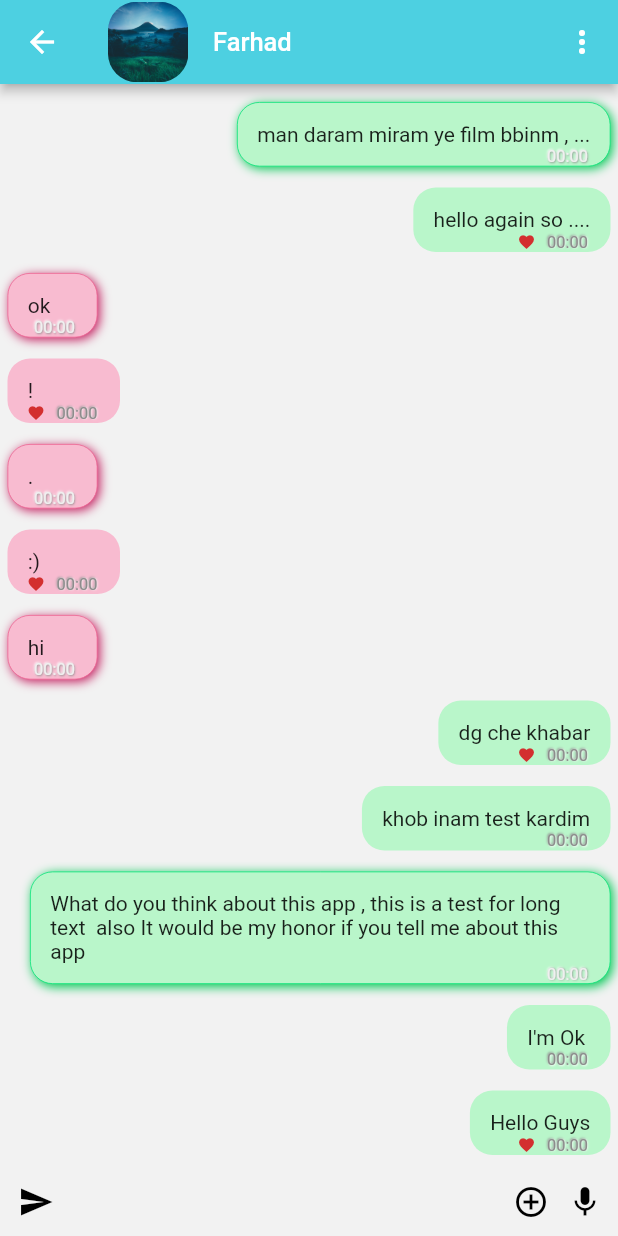
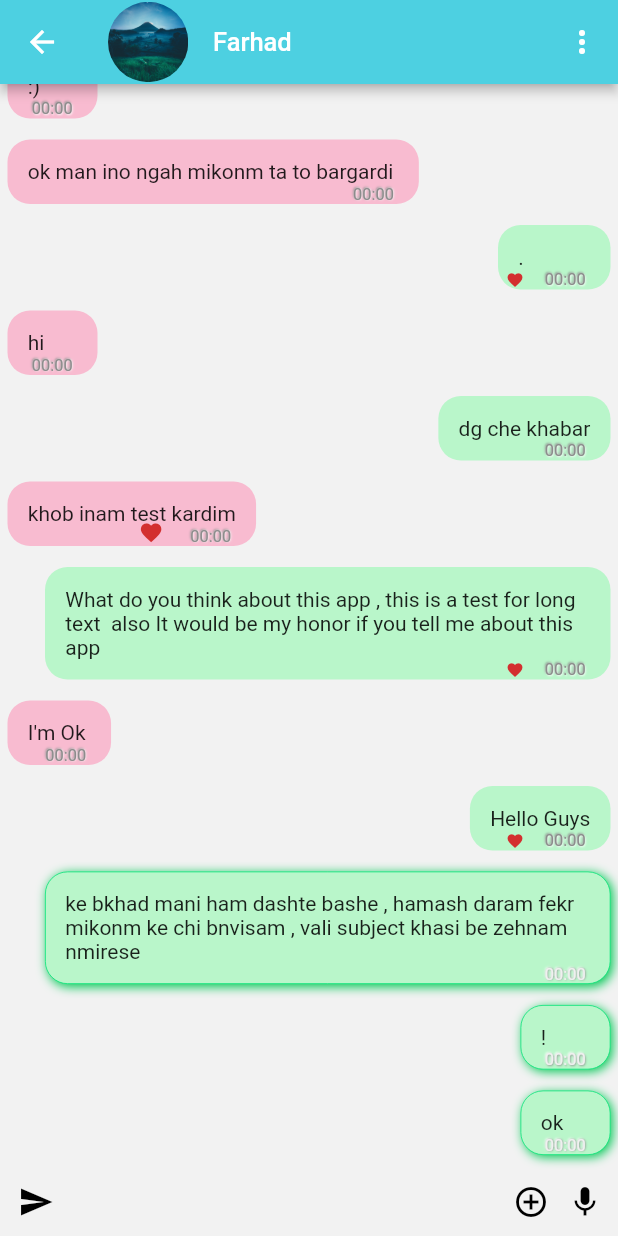
Before and after one commit to AliRn76/UniChat, a Flutter app: the ChatScreen screen opened directly, on a phone screen of 412 x 824 dp. Run offline on Flutter 3.47's test engine with Material 2 defaults, Android fonts, the phone set to English and light mode, and no system bars; drawn by our look-alikes of clay_containers, flutter_slidable; our stand-ins replace connectivity, fancy_bottom_navigation, flutter_spinkit, font_awesome_flutter, sqflite; missing offline and left inert: country_pickers, flutter_circle_color_picker, invert_colors, popup_menu; accounts and stored records are empty; network calls fail.

Commit message:
some debug + ...

```diff
--- a/application/unichat/lib/providers/profile_data_provider.dart
+++ b/application/unichat/lib/providers/profile_data_provider.dart
@@ -12,9 +12,9 @@ class ProfileDataProvider extends ChangeNotifier {
 //    selectUserProfile();
     getUserProfile();
   }
-
+//
 //  User _userProfile = User(
-//      "", "", "", "", "", "",
+//      "Admin", "Ali", "Rn", "", "", "",
 //      "", "", "","" , true,
 //      "", "", "", "", 0,
 //  "", "", "", "", "", "", "", "", Color(0xA3D1FF), Color(0x000000), "assets/images/nature-background.jpg", 6  );
--- a/application/unichat/lib/screens/pv_chat_screen.dart
+++ b/application/unichat/lib/screens/pv_chat_screen.dart
@@ -22,6 +22,7 @@ class _ChatScreenState extends State<ChatScreen> {
   final TextEditingController _textController = TextEditingController();
   final GlobalKey popUpScreenKey = GlobalKey();
   final GlobalKey popUpUploadKey = GlobalKey();
+//  final SlidableController slidableController = SlidableController();
 
   final channel = IOWebSocketChannel.connect('ws://192.168.1.7:8000/pv_room/Admin/',
       headers: {"Authorization": "Token 03541fdd9d9e3e86a43de43352eadf228b40d213"});
@@ -41,26 +42,29 @@ class _ChatScreenState extends State<ChatScreen> {
   @override
   void initState() {
     super.initState();
+
 //    _textController.addListener(_setTextBgColor);
   }
 
-  List<String> messageList = [
-    "Hello Guys",
-    "I'm Ok ",
-    "What do you think about this app , this is a test for long text  also It would be my honor if you tell me about this app",
-    "khob inam test kardim",
-    "dg che khabar",
-    "hi",
-    ":)",
-    ".",
-    "!",
-    "ok",
-    "hello again so ....",
-    "man daram miram ye film bbinm , ...",
-    "ok man ino ngah mikonm ta to bargardi ",
-    "cheghadr sakhte alaki type kardan",
-    "ke bkhad mani ham dashte bashe , hamash daram fekr mikonm ke chi bnvisam , vali subject khasi be zehnam nmirese",
-    "ok hamin fekr konm kafie felan",
+  List<Message> messageList = [
+    Message("ok", "me", false, false),
+    Message("!", "me", false, false),
+    Message("ke bkhad mani ham dashte bashe , hamash daram fekr mikonm ke chi bnvisam , vali subject khasi be zehnam nmirese", "me", false, false),
+    Message("Hello Guys", "me", true, true),
+    Message("I'm Ok ", "you", false, true),
+    Message("What do you think about this app , this is a test for long text  also It would be my honor if you tell me about this app", "me", true, true),
+    Message("khob inam test kardim", "you", true, true),
+    Message("dg che khabar", "me", false, true),
+    Message("hi", "you", false, true),
+    Message(".", "me", true, true),
+    Message("ok man ino ngah mikonm ta to bargardi ", "you", false, true),
+    Message(":)", "you", false, true),
+    Message("hello again so ....", "you", true, true),
+    Message("cheghadr sakhte alaki type kardan", "me", true, true),
+    Message("man daram miram ye film bbinm , ...", "me", false, true),
+    Message("ok hamin fekr konm kafie felan", "you", true, true),
+
+
   ];
 
   @override
@@ -89,7 +93,7 @@ class _ChatScreenState extends State<ChatScreen> {
                     height: size.width * 0.13,
                     width: size.width * 0.13,
                     decoration: BoxDecoration(
-                      borderRadius: BorderRadius.circular(19.0),
+                      shape: BoxShape.circle,
                       image: DecorationImage(
                         image: AssetImage("assets/images/nature-background.jpg"),
                         fit: BoxFit.cover,
@@ -133,7 +137,7 @@ class _ChatScreenState extends State<ChatScreen> {
                 child: Stack(
                   children: [
                     ListView.builder(
-                      padding: EdgeInsets.only(bottom: 40),
+                      padding: EdgeInsets.only(top: 10, bottom: 40),
                       reverse: true,
                       itemCount: messageList.length,
 //                 itemBuilder: (context, index) => _showMessages(index),
@@ -314,13 +318,10 @@ class _ChatScreenState extends State<ChatScreen> {
 //      setState(() => typed = false): null;
 
 
-  Widget _showMessages(int index, text){
+  Widget _showMessages(int index, Message message){
     Size size = MediaQuery.of(context).size;
     final GlobalKey popUpMessageKey = GlobalKey();
-    if(index % 5 == 0)
-      condi = !condi;
-    if(condi){
-      index ++;
+    if(message.who == 'you'){
       return GestureDetector(
         key: popUpMessageKey,
         onTap: () => _messagesOptions(popUpMessageKey),
@@ -331,14 +332,16 @@ class _ChatScreenState extends State<ChatScreen> {
           print("add like on it");
         },
         child: Slidable(
+//          key: Key(message.text),
+//          controller: slidableController,
 //          actionPane: SlidableScrollActionPane(),
 //          actionPane: SlidableBehindActionPane(),
 //          actionPane: SlidableStrechActionPane(),
+
           actionPane: SlidableDrawerActionPane(),
           closeOnScroll: true,
           actionExtentRatio: 0.2,
-            child: index % 2 == 0 ? PvChatUtils.messageYou(context, text, false, false, setState)
-            : PvChatUtils.messageYou(context, text, true, true, setState),
+          child: PvChatUtils.messageYou(context, message.text, message.liked, message.seen, setState),
           actions: <Widget>[
             Text("Reply"),
           ],
@@ -390,16 +393,25 @@ class _ChatScreenState extends State<ChatScreen> {
       );
     }
     else{
-      index ++;
-      return index % 3 == 0 ? PvChatUtils.messageMe(context, text, false, false)
-          : index % 2 == 0 ? PvChatUtils.messageMe(context, text, false, true)
-          : PvChatUtils.messageMe(context, text, true, true);
+      return PvChatUtils.messageMe(context, message.text, message.liked, message.seen);
     }
 
   }
+
 }
 
-
+class Message{
+  String text;
+  String who;
+  bool liked;
+  bool seen;
+  Message(
+    this.text,
+    this.who,
+    this.liked,
+    this.seen
+  );
+}
 //TODO: Hero baraye profile pic + name Add konm
 //TODO: baraye PopupMenu color .withOpacity(0.5) bzaram
 //TODO: pm haye Contact bar asase background color esh bashe
--- a/application/unichat/lib/utils/pv_chat_utils.dart
+++ b/application/unichat/lib/utils/pv_chat_utils.dart
@@ -9,13 +9,16 @@ import 'package:clay_containers/clay_containers.dart';
 class PvChatUtils{
 
   static messageMe(BuildContext context, String text, bool liked, bool seen){
+    Size size = MediaQuery.of(context).size;
     Color bgColor = Colors.greenAccent[100];
+//    double iconSize = size.width * 0.04;
+
     return Stack(
       children: [
         Align(
           alignment: Alignment(1, 1),
           child: Container(
-              margin: EdgeInsets.fromLTRB(20.0, 0.0, 5.0, 14.0),
+              margin: EdgeInsets.fromLTRB(30.0, 0.0, 5.0, 14.0),
               child: Stack(
                 children: [
                   ConstrainedBox(
@@ -49,7 +52,7 @@ class PvChatUtils{
                   ),
                   liked ? Positioned(
                     bottom: 0.5,
-                    right: 50.0,
+                    right: size.width * 0.14,
                     child: Icon(
                       Icons.favorite,
                       color: Colors.red[700],
@@ -58,7 +61,7 @@ class PvChatUtils{
                   ) : Text(''),
                   Positioned(
                     bottom: 0,
-                    right: 15,
+                    right: size.width * 0.04,
                     child:  ClayText(
                       "00:00",
                       emboss: seen ? true : false,
@@ -76,10 +79,12 @@ class PvChatUtils{
 
   static messageYou(BuildContext context, String text, bool liked, bool seen, StateSetter setState){
         Color bgColor = Colors.pink[100];
+        Size size = MediaQuery.of(context).size;
+        double iconSize = size.width * 0.04;
     return Stack(
       children: [
         Container(
-            margin: EdgeInsets.fromLTRB(5.0, 0.0, 20.0, 14.0),
+            margin: EdgeInsets.fromLTRB(5.0, 0.0, 30.0, 14.0),
             child: Stack(
 //                overflow: Overflow.visible,
               children: [
@@ -114,16 +119,16 @@ class PvChatUtils{
                 ),
                 liked ? Positioned(
                   bottom: 0.5,
-                  right: 50.0,
+                  right: size.width * 0.15,
                   child: Icon(
                     Icons.favorite,
                     color: Colors.red[700],
-                    size: 12.0,
+                    size: iconSize,
                   ),
                 ) : Text(''),
                 Positioned(
                   bottom: 0,
-                  right: 15,
+                  right: size.width * 0.04,
                   child:  ClayText(
                     "00:00",
                     emboss: seen ? true : false,
--- a/application/unichat/lib/widgets/profile_main_favorites.dart
+++ b/application/unichat/lib/widgets/profile_main_favorites.dart
@@ -99,7 +99,7 @@ class _ProfileMainFavoritesState extends State<ProfileMainFavorites> {
 
   Widget _favoriteTextBuilder(String text, Color fontColor, Color backgroundColor){
     Size size = MediaQuery.of(context).size;
-
+    double fontSize = size.width * 0.045;
     return InkWell(
       onTap: (){
         showDialog(
@@ -164,6 +164,7 @@ class _ProfileMainFavoritesState extends State<ProfileMainFavorites> {
           overflow: TextOverflow.ellipsis,
           style: TextStyle(
             color: fontColor.withOpacity(1.0),
+            fontSize: fontSize,
           ),
         ),
       ),
@@ -172,7 +173,7 @@ class _ProfileMainFavoritesState extends State<ProfileMainFavorites> {
 
   Widget _favoriteIconBuilder(IconData icon, fontColor){
     Size size = MediaQuery.of(context).size;
-    double iconSize = 16.0;
+    double iconSize = size.width * 0.052;
 
     return Padding(
       padding: EdgeInsets.only(bottom: size.width * 0.06),
```
Also changed, not shown: 4 other files.
